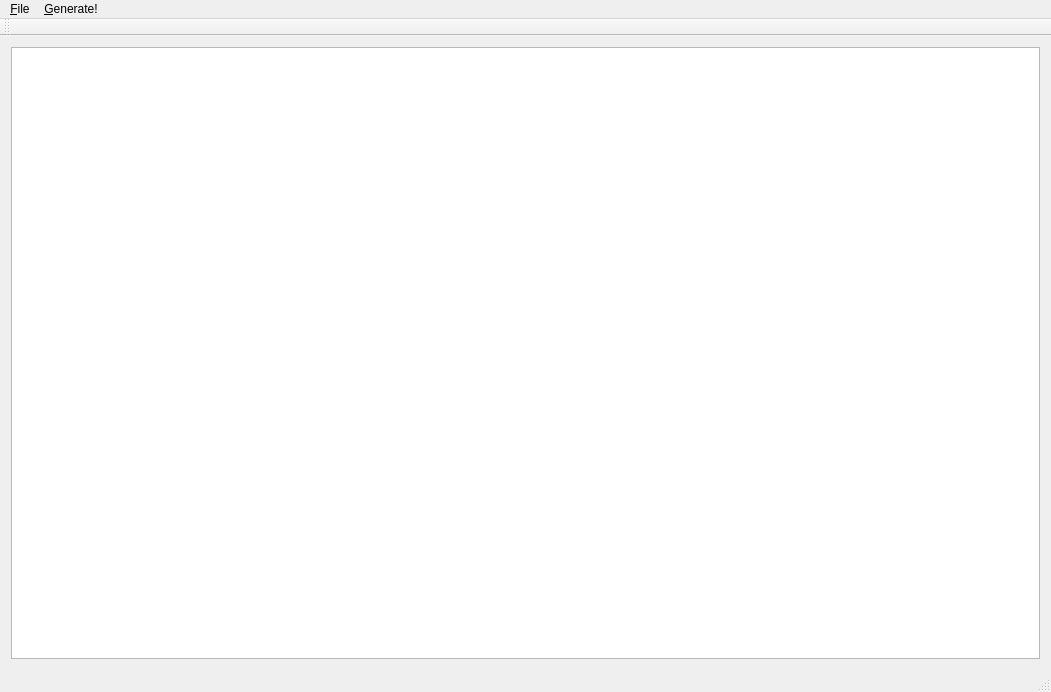
The window that jstexture/mainwindow.ui (maxlambertini/Warp2010) describes before a commit, drawn with Qt 5.
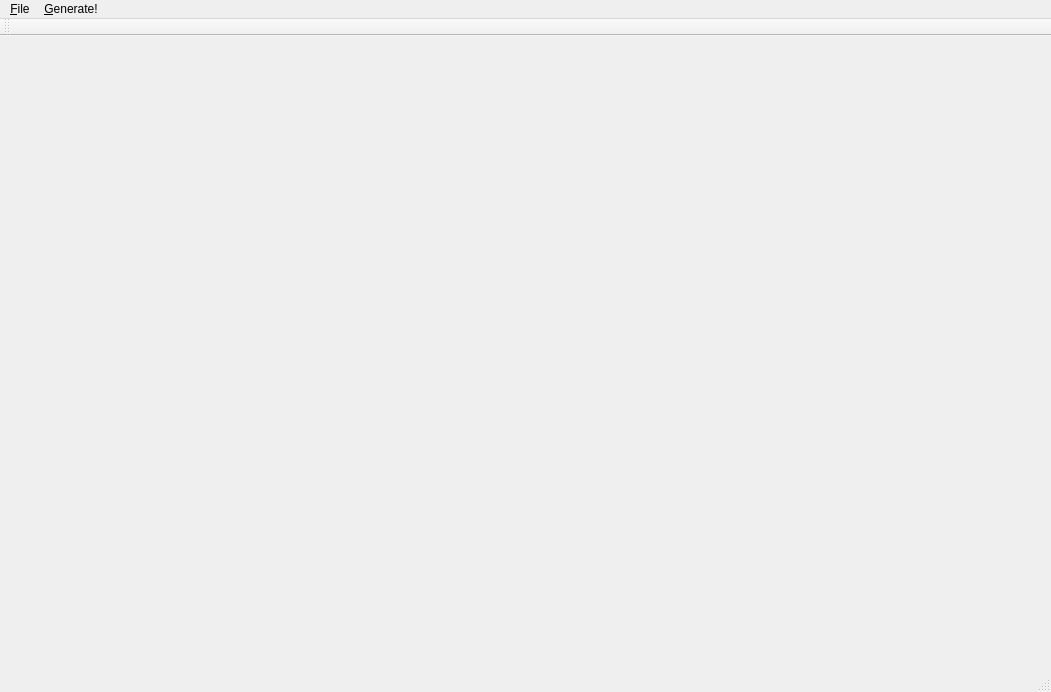
The same window after the commit.

Patch:
```diff
--- a/jstexture/mainwindow.ui
+++ b/jstexture/mainwindow.ui
@@ -13,20 +13,7 @@
   <property name="windowTitle">
    <string>MainWindow</string>
   </property>
-  <widget class="QWidget" name="centralWidget">
-   <layout class="QVBoxLayout" name="verticalLayout">
-    <item>
-     <widget class="QPlainTextEdit" name="plainTextEdit">
-      <property name="font">
-       <font>
-        <family>Consolas</family>
-        <pointsize>10</pointsize>
-       </font>
-      </property>
-     </widget>
-    </item>
-   </layout>
-  </widget>
+  <widget class="QWidget" name="centralWidget"/>
   <widget class="QMenuBar" name="menuBar">
    <property name="geometry">
     <rect>
```
